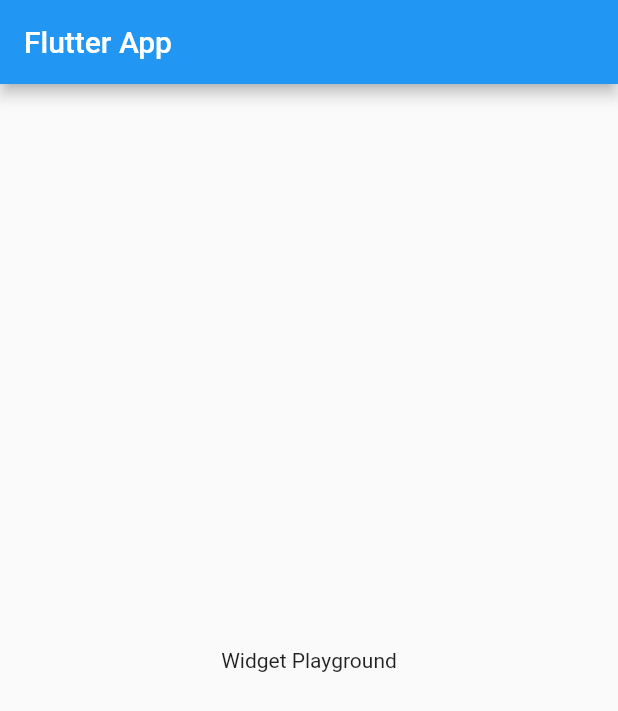
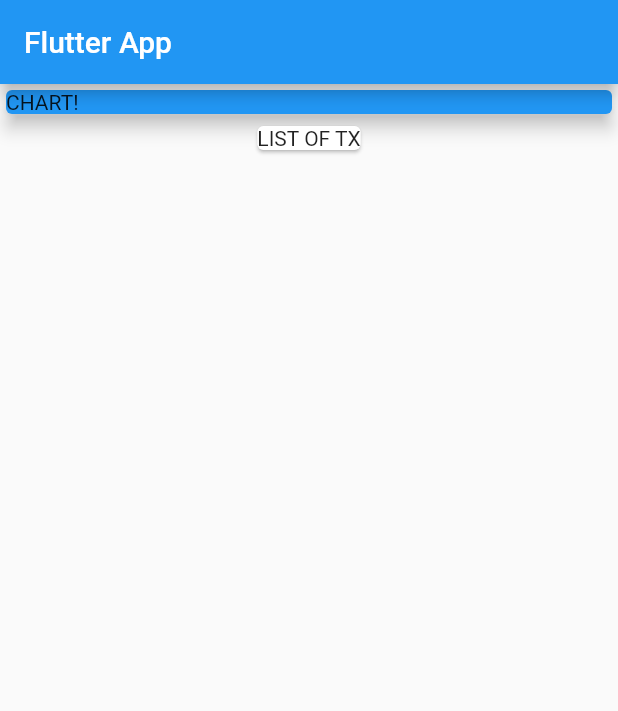
Before and after one commit to ricci1710/flutter_dart_guide, a Flutter app: the screen it shows after launch, on a phone screen of 412 x 824 dp. Shown: the top 711 px of the screen. Run offline on Flutter 3.47's test engine with Material 2 defaults, Android fonts, the phone set to English and light mode, and no system bars.

Commit message:
section4: 73. Combining Widgets

```diff
--- a/lib/section4/section4_main_app.dart
+++ b/lib/section4/section4_main_app.dart
@@ -6,6 +6,7 @@ class Section4MainApp extends StatelessWidget {
   @override
   Widget build(BuildContext context) {
     return const MaterialApp(
+      debugShowCheckedModeBanner: false,
       title: 'Flutter App',
       home: Section4HomePage(),
     );
@@ -21,8 +22,20 @@ class Section4HomePage extends StatelessWidget {
       appBar: AppBar(
         title: const Text('Flutter App'),
       ),
-      body: const Center(
-        child: Text('Widget Playground'),
+      body: Column(
+        children: [
+          Container(
+            width: double.infinity,
+            child: const Card(
+              color: Colors.blue,
+              elevation: 5,
+              child: Text('CHART!'),
+            ),
+          ),
+          const Card(
+            child: Text('LIST OF TX'),
+          ),
+        ],
       ),
     );
   }
```
